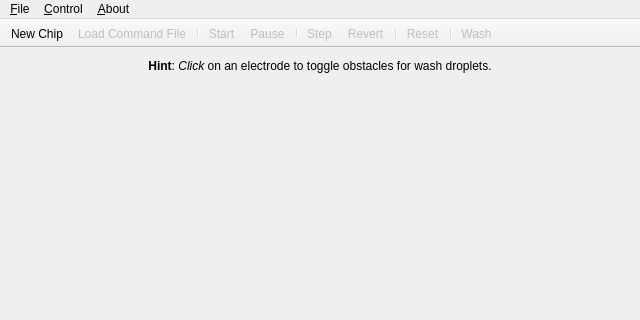
Above: mainwindow.ui from dkz051/dmfb-simulator before the change; both pictures show x 0 to 640 and y 0 to 320 of the 640 by 480 pixel window. Below: the same form after it.
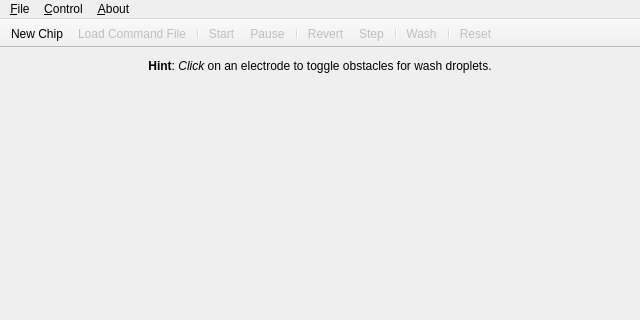
That is the form after the change.

What changed in the file:
```diff
--- a/mainwindow.ui
+++ b/mainwindow.ui
@@ -130,12 +130,12 @@
    <addaction name="actionStart"/>
    <addaction name="actionPause"/>
    <addaction name="separator"/>
-   <addaction name="actionStep"/>
    <addaction name="actionRevert"/>
-   <addaction name="separator"/>
-   <addaction name="actionReset"/>
+   <addaction name="actionStep"/>
    <addaction name="separator"/>
    <addaction name="actionWash"/>
+   <addaction name="separator"/>
+   <addaction name="actionReset"/>
   </widget>
   <action name="actionNewChip">
    <property name="text">
```
Left out of the diff: 15 changed lines with no effect on the pictures.
